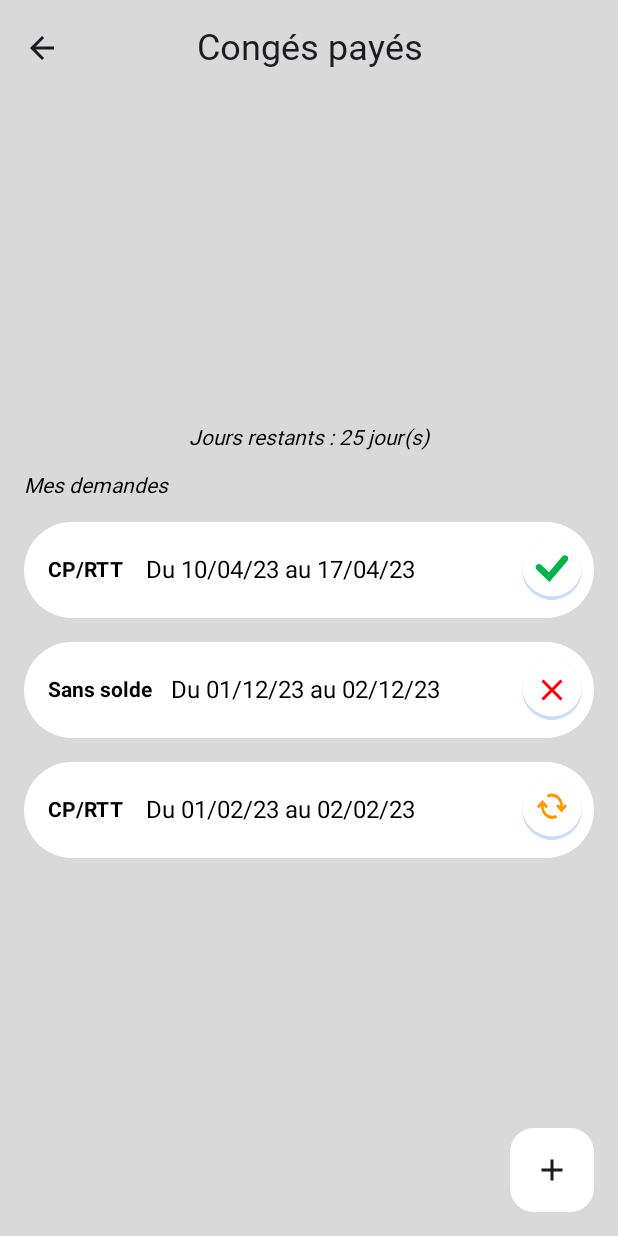
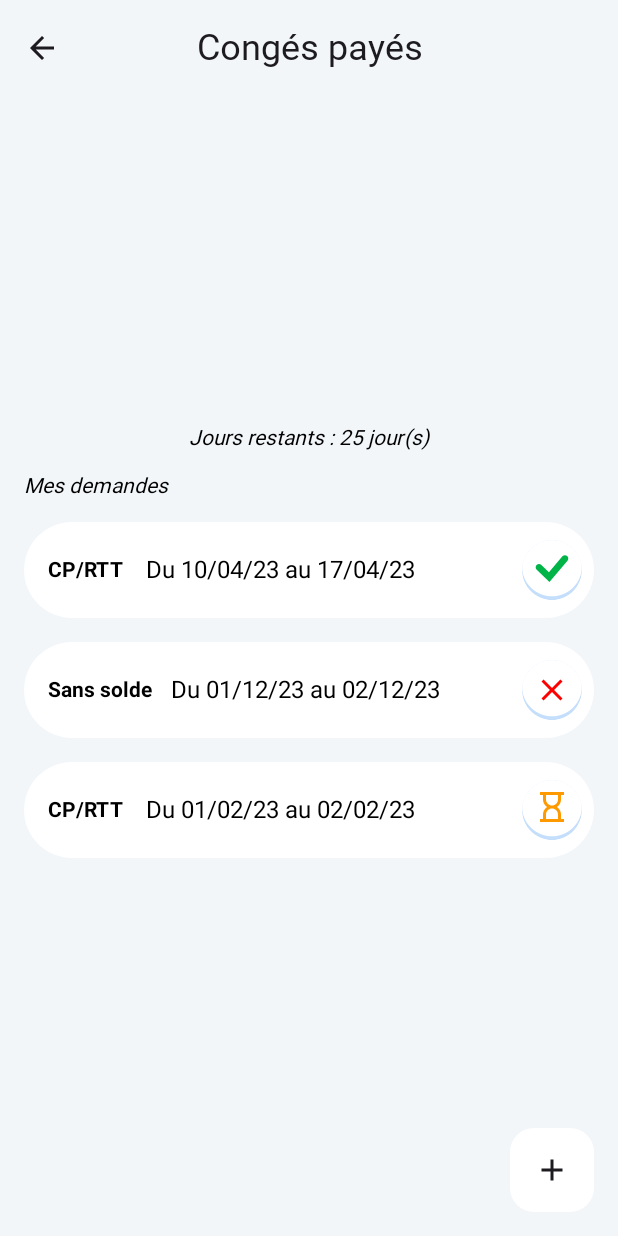
Before and after one commit to XPEHO/XpeApp, an Android app built with Jetpack Compose: the @Preview function VacationPagePreview, on a phone screen of 412 x 824 dp. Run offline under Robolectric (Android 15) with nearby library versions, the phone set to English and light mode, and no system bars; Roboto replaces fonts that are not available here.

Commit message:
fix(design): Fix design of multiples pages

```diff
--- a/app/src/main/java/com/xpeho/xpeapp/data/Constants.kt
+++ b/app/src/main/java/com/xpeho/xpeapp/data/Constants.kt
@@ -10,3 +10,5 @@ enum class FeatureFlippingEnum(val value: String) {
     EXPENSE_REPORT("expenseReport"),
     COLLEAGUES("colleagues"),
 }
+
+const val ALPHA_BOX = 0.5f
--- a/app/src/main/java/com/xpeho/xpeapp/presentation/viewModel/newsletter/NewsletterViewModel.kt
+++ b/app/src/main/java/com/xpeho/xpeapp/presentation/viewModel/newsletter/NewsletterViewModel.kt
@@ -65,5 +65,5 @@ suspend fun getNewslettersFromFirebase(): List<Newsletter> {
         Log.d("getNewslettersFromFirebase", "Error getting documents: ", firebaseException)
     }
 
-    return newslettersList
+    return newslettersList.sortedByDescending { it.date }
 }
--- a/app/src/main/res/drawable/in_progress.xml
+++ b/app/src/main/res/drawable/in_progress.xml
@@ -14,9 +14,9 @@
         android:fillColor="#ffffff"/>
     <group>
       <clip-path
-          android:pathData="M-2,-4h48v47h-48z"/>
+          android:pathData="M8,6h24v24h-24z"/>
       <path
-          android:pathData="M20.045,26C18.015,26 16.288,25.177 14.864,23.53C13.439,21.883 12.727,19.873 12.727,17.5V17.314L11.273,19.014L10,17.527L13.636,13.277L17.273,17.527L16,19.014L14.545,17.314V17.5C14.545,19.271 15.08,20.776 16.148,22.016C17.216,23.255 18.515,23.875 20.045,23.875C20.439,23.875 20.826,23.822 21.205,23.716C21.583,23.609 21.955,23.45 22.318,23.237L23.682,24.831C23.106,25.221 22.515,25.513 21.909,25.708C21.303,25.903 20.682,26 20.045,26ZM26.364,21.723L22.727,17.473L24,15.986L25.455,17.686V17.5C25.455,15.729 24.92,14.224 23.852,12.984C22.784,11.745 21.485,11.125 19.955,11.125C19.561,11.125 19.174,11.178 18.795,11.284C18.417,11.391 18.045,11.55 17.682,11.762L16.318,10.169C16.894,9.779 17.485,9.487 18.091,9.292C18.697,9.097 19.318,9 19.955,9C21.985,9 23.712,9.823 25.136,11.47C26.561,13.117 27.273,15.127 27.273,17.5V17.686L28.727,15.986L30,17.473L26.364,21.723Z"
+          android:pathData="M16,26H24V23C24,21.9 23.608,20.958 22.825,20.175C22.042,19.392 21.1,19 20,19C18.9,19 17.958,19.392 17.175,20.175C16.392,20.958 16,21.9 16,23V26ZM20,17C21.1,17 22.042,16.608 22.825,15.825C23.608,15.042 24,14.1 24,13V10H16V13C16,14.1 16.392,15.042 17.175,15.825C17.958,16.608 18.9,17 20,17ZM12,28V26H14V23C14,21.983 14.238,21.029 14.712,20.138C15.188,19.246 15.85,18.533 16.7,18C15.85,17.467 15.188,16.754 14.712,15.863C14.238,14.971 14,14.017 14,13V10H12V8H28V10H26V13C26,14.017 25.763,14.971 25.288,15.863C24.813,16.754 24.15,17.467 23.3,18C24.15,18.533 24.813,19.246 25.288,20.138C25.763,21.029 26,21.983 26,23V26H28V28H12Z"
           android:fillColor="#FF9900"/>
     </group>
   </group>
--- a/app/src/main/res/values/colors.xml
+++ b/app/src/main/res/values/colors.xml
@@ -9,5 +9,5 @@
     <color name="white">#FFFFFFFF</color>
     <color name="colorPrimary">#FF936B</color>
     <color name="xpeho_color">#B2D237</color>
-    <color name="xpeho_background_color">#D9D9D9</color>
+    <color name="xpeho_background_color">#F2F6F9</color>
 </resources>
--- a/app/src/main/res/values/strings.xml
+++ b/app/src/main/res/values/strings.xml
@@ -3,7 +3,7 @@
     <string name="xpeho_logo_content">Logo Xpeho</string>
     <string name="login_page_email">Adresse email</string>
     <string name="login_page_password">Mot de passe</string>
-    <string name="login_page_button">Se connecter</string>
+    <string name="login_page_button">SE CONNECTER</string>
     <string name="login_page_google_button">Se connecter avec Google</string>
     <string name="vacation_title_app_bar">Congés payés</string>
     <string name="vacation_remaining_days">Jours restants : %s jour(s)</string>
```
Also changed, not shown: app/src/main/java/com/xpeho/xpeapp/presentation/componants/Card.kt (+1 -14 lines), app/src/main/java/com/xpeho/xpeapp/presentation/page/HomePage.kt (+6 -6 lines), app/src/main/java/com/xpeho/xpeapp/presentation/viewModel/FeatureFlippingViewModel.kt (+41 -4 lines), 1 other file.
